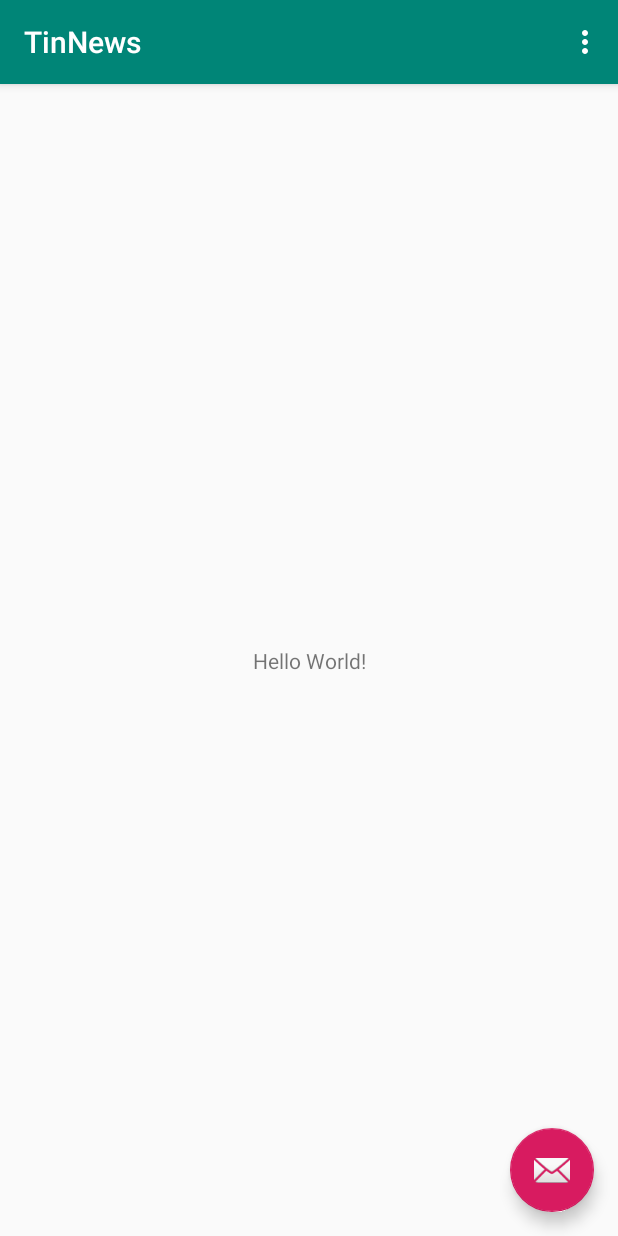
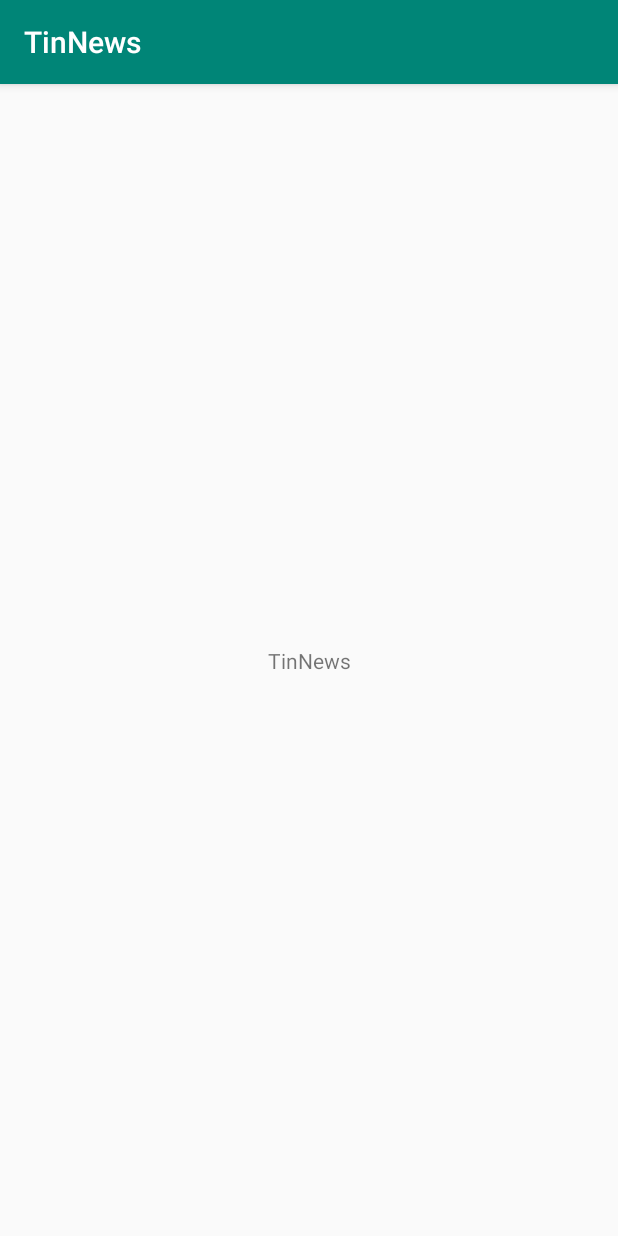
Before and after one commit to publicclassoverflow/TinNews, an Android app: the screen it shows after launch (WebViewActivity before the commit, MainActivity after it), on a phone screen of 412 x 824 dp. Run offline under Robolectric (Android 15) with nearby library versions, the phone set to English and light mode, and no system bars.

Commit message:
MainActivity added

```diff
--- /dev/null
+++ b/app/src/main/java/com/coollime/tinnews/MainActivity.java
@@ -0,0 +1,24 @@
+package com.coollime.tinnews;
+
+import android.content.Intent;
+import android.support.v7.app.AppCompatActivity;
+import android.os.Bundle;
+import android.view.View;
+import android.widget.TextView;
+
+public class MainActivity extends AppCompatActivity {
+
+    @Override
+    protected void onCreate(Bundle savedInstanceState) {
+        super.onCreate(savedInstanceState);
+        setContentView(R.layout.activity_main);
+        TextView view = findViewById(R.id.text);
+        view.setOnClickListener(new View.OnClickListener() {
+            @Override
+            public void onClick(View v) {
+                Intent intent = new Intent(MainActivity.this, WebViewActivity.class);
+                startActivity(intent);
+            }
+        });
+    }
+}
--- a/app/src/main/java/com/coollime/tinnews/WebViewActivity.java
+++ b/app/src/main/java/com/coollime/tinnews/WebViewActivity.java
@@ -1,13 +1,7 @@
 package com.coollime.tinnews;
 
+import android.support.v7.app.AppCompatActivity;
 import android.os.Bundle;
-import android.support.design.widget.FloatingActionButton;
-import android.support.design.widget.Snackbar;
-import android.support.v7.app.AppCompatActivity;
-import android.support.v7.widget.Toolbar;
-import android.view.View;
-import android.view.Menu;
-import android.view.MenuItem;
 
 public class WebViewActivity extends AppCompatActivity {
 
@@ -15,38 +9,5 @@ public class WebViewActivity extends AppCompatActivity {
     protected void onCreate(Bundle savedInstanceState) {
         super.onCreate(savedInstanceState);
         setContentView(R.layout.activity_web_view);
-        Toolbar toolbar = (Toolbar) findViewById(R.id.toolbar);
-        setSupportActionBar(toolbar);
-
-        FloatingActionButton fab = (FloatingActionButton) findViewById(R.id.fab);
-        fab.setOnClickListener(new View.OnClickListener() {
-            @Override
-            public void onClick(View view) {
-                Snackbar.make(view, "Replace with your own action", Snackbar.LENGTH_LONG)
-                        .setAction("Action", null).show();
-            }
-        });
-    }
-
-    @Override
-    public boolean onCreateOptionsMenu(Menu menu) {
-        // Inflate the menu; this adds items to the action bar if it is present.
-        getMenuInflater().inflate(R.menu.menu_web_view, menu);
-        return true;
-    }
-
-    @Override
-    public boolean onOptionsItemSelected(MenuItem item) {
-        // Handle action bar item clicks here. The action bar will
-        // automatically handle clicks on the Home/Up button, so long
-        // as you specify a parent activity in AndroidManifest.xml.
-        int id = item.getItemId();
-
-        //noinspection SimplifiableIfStatement
-        if (id == R.id.action_settings) {
-            return true;
-        }
-
-        return super.onOptionsItemSelected(item);
     }
 }
--- a/app/src/main/res/layout/content_web_view.xml
+++ b/app/src/main/res/layout/activity_main.xml
@@ -4,17 +4,17 @@
     xmlns:tools="http://schemas.android.com/tools"
     android:layout_width="match_parent"
     android:layout_height="match_parent"
-    app:layout_behavior="@string/appbar_scrolling_view_behavior"
-    tools:context=".WebViewActivity"
-    tools:showIn="@layout/activity_web_view">
+    android:orientation="horizontal"
+    tools:context=".MainActivity">
 
     <TextView
         android:layout_width="wrap_content"
         android:layout_height="wrap_content"
-        android:text="Hello World!"
+        android:text="@string/app_name"
+        android:id="@+id/text"
+        app:layout_constraintTop_toTopOf="parent"
         app:layout_constraintBottom_toBottomOf="parent"
         app:layout_constraintLeft_toLeftOf="parent"
-        app:layout_constraintRight_toRightOf="parent"
-        app:layout_constraintTop_toTopOf="parent" />
+        app:layout_constraintRight_toRightOf="parent"/>
 
 </android.support.constraint.ConstraintLayout>
--- a/app/src/main/res/layout/activity_web_view.xml
+++ b/app/src/main/res/layout/activity_web_view.xml
@@ -1,33 +1,9 @@
 <?xml version="1.0" encoding="utf-8"?>
-<android.support.design.widget.CoordinatorLayout xmlns:android="http://schemas.android.com/apk/res/android"
+<android.support.constraint.ConstraintLayout xmlns:android="http://schemas.android.com/apk/res/android"
     xmlns:app="http://schemas.android.com/apk/res-auto"
     xmlns:tools="http://schemas.android.com/tools"
     android:layout_width="match_parent"
     android:layout_height="match_parent"
     tools:context=".WebViewActivity">
 
-    <android.support.design.widget.AppBarLayout
-        android:layout_width="match_parent"
-        android:layout_height="wrap_content"
-        android:theme="@style/AppTheme.AppBarOverlay">
-
-        <android.support.v7.widget.Toolbar
-            android:id="@+id/toolbar"
-            android:layout_width="match_parent"
-            android:layout_height="?attr/actionBarSize"
-            android:background="?attr/colorPrimary"
-            app:popupTheme="@style/AppTheme.PopupOverlay" />
-
-    </android.support.design.widget.AppBarLayout>
-
-    <include layout="@layout/content_web_view" />
-
-    <android.support.design.widget.FloatingActionButton
-        android:id="@+id/fab"
-        android:layout_width="wrap_content"
-        android:layout_height="wrap_content"
-        android:layout_gravity="bottom|end"
-        android:layout_margin="@dimen/fab_margin"
-        app:srcCompat="@android:drawable/ic_dialog_email" />
-
-</android.support.design.widget.CoordinatorLayout>
+</android.support.constraint.ConstraintLayout>
```
Also changed, not shown: app/build.gradle (+4 -4 lines), app/src/main/AndroidManifest.xml (+8 -4 lines).
